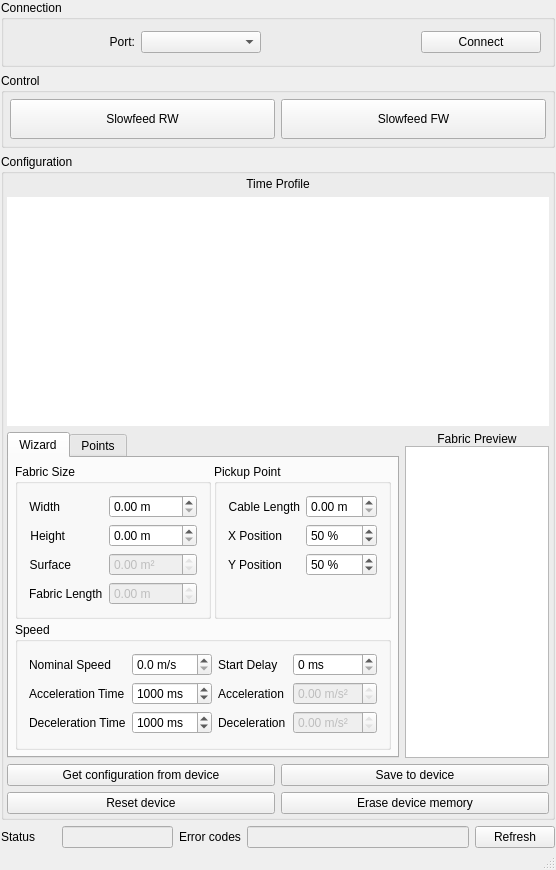
First picture: the form in tools/ABK_config/ABK_config.ui, repository exmachina-dev/ABK-firmware, before the edit.
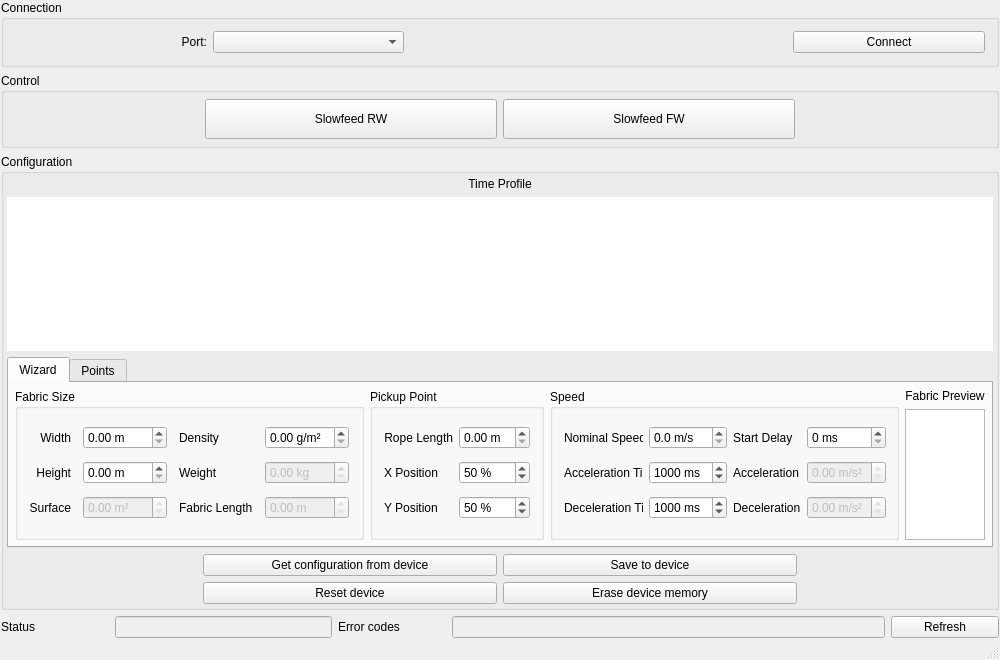
Second picture: the form after the edit. Icons and pictures are not drawn.

```diff
--- a/tools/ABK_config/ABK_config.ui
+++ b/tools/ABK_config/ABK_config.ui
@@ -5,18 +5,21 @@
   <property name="windowModality">
    <enum>Qt::NonModal</enum>
   </property>
+  <property name="enabled">
+   <bool>true</bool>
+  </property>
   <property name="geometry">
    <rect>
     <x>0</x>
     <y>0</y>
-    <width>556</width>
-    <height>870</height>
+    <width>1000</width>
+    <height>660</height>
    </rect>
   </property>
   <property name="minimumSize">
    <size>
-    <width>555</width>
-    <height>870</height>
+    <width>1000</width>
+    <height>620</height>
    </size>
   </property>
   <property name="palette">
@@ -65,7 +68,7 @@
         <property name="title">
          <string>Connection</string>
         </property>
-        <layout class="QHBoxLayout" name="horizontalLayout">
+        <layout class="QHBoxLayout" name="horizontalLayout" stretch="1,1,2,1">
          <item>
           <widget class="QLabel" name="portLabel">
            <property name="minimumSize">
@@ -122,7 +125,7 @@
         <property name="title">
          <string>Control</string>
         </property>
-        <layout class="QHBoxLayout" name="horizontalLayout_2">
+        <layout class="QHBoxLayout" name="horizontalLayout_2" stretch="2,3,3,2">
          <property name="leftMargin">
           <number>6</number>
          </property>
@@ -135,6 +138,19 @@
          <property name="bottomMargin">
           <number>6</number>
          </property>
+         <item>
+          <spacer name="horizontalSpacer_2">
+           <property name="orientation">
+            <enum>Qt::Horizontal</enum>
+           </property>
+           <property name="sizeHint" stdset="0">
+            <size>
+             <width>40</width>
+             <height>20</height>
+            </size>
+           </property>
+          </spacer>
+         </item>
          <item>
           <widget class="QPushButton" name="slowfeedRewindButton">
            <property name="sizePolicy">
@@ -173,6 +189,19 @@
            </property>
           </widget>
          </item>
+         <item>
+          <spacer name="horizontalSpacer_3">
+           <property name="orientation">
+            <enum>Qt::Horizontal</enum>
+           </property>
+           <property name="sizeHint" stdset="0">
+            <size>
+             <width>40</width>
+             <height>20</height>
+            </size>
+           </property>
+          </spacer>
+         </item>
         </layout>
        </widget>
       </item>
@@ -186,7 +215,7 @@
         </property>
         <property name="minimumSize">
          <size>
-          <width>450</width>
+          <width>850</width>
           <height>0</height>
          </size>
         </property>
@@ -207,9 +236,18 @@
           <number>3</number>
          </property>
          <item>
-          <layout class="QGridLayout" name="gridLayout_7" rowstretch="1,1000">
+          <layout class="QGridLayout" name="gridLayout_7" rowstretch="0,0">
+           <property name="horizontalSpacing">
+            <number>6</number>
+           </property>
            <item row="0" column="0">
             <widget class="QLabel" name="label">
+             <property name="sizePolicy">
+              <sizepolicy hsizetype="Preferred" vsizetype="Preferred">
+               <horstretch>0</horstretch>
+               <verstretch>0</verstretch>
+              </sizepolicy>
+             </property>
              <property name="text">
               <string>Time Profile</string>
              </property>
@@ -287,7 +325,7 @@
              <property name="minimumSize">
               <size>
                <width>0</width>
-               <height>286</height>
+               <height>50</height>
               </size>
              </property>
              <property name="currentIndex">
@@ -303,7 +341,7 @@
               <property name="minimumSize">
                <size>
                 <width>0</width>
-                <height>257</height>
+                <height>100</height>
                </size>
               </property>
               <property name="accessibleName">
@@ -312,7 +350,7 @@
               <attribute name="title">
                <string>Wizard</string>
               </attribute>
-              <layout class="QGridLayout" name="gridLayout_8" columnstretch="1,1">
+              <layout class="QGridLayout" name="gridLayout_8">
                <property name="leftMargin">
                 <number>6</number>
                </property>
@@ -326,110 +364,43 @@
                 <number>6</number>
                </property>
                <property name="spacing">
-                <number>3</number>
+                <number>6</number>
                </property>
-               <item row="1" column="1">
-                <widget class="QGroupBox" name="pickupPointGroupBox">
-                 <property name="sizePolicy">
-                  <sizepolicy hsizetype="Preferred" vsizetype="MinimumExpanding">
-                   <horstretch>0</horstretch>
-                   <verstretch>0</verstretch>
-                  </sizepolicy>
+               <item row="0" column="6">
+                <widget class="QLabel" name="label_2">
+                 <property name="text">
+                  <string>Fabric Preview</string>
                  </property>
-                 <property name="minimumSize">
-                  <size>
-                   <width>0</width>
-                   <height>132</height>
-                  </size>
+                 <property name="alignment">
+                  <set>Qt::AlignCenter</set>
                  </property>
-                 <property name="title">
-                  <string>Pickup Point</string>
+                </widget>
+               </item>
+               <item row="1" column="6">
+                <widget class="QGraphicsView" name="fabricView">
+                 <property name="focusPolicy">
+                  <enum>Qt::NoFocus</enum>
                  </property>
-                 <layout class="QFormLayout" name="formLayout_2">
-                  <item row="1" column="0">
-                   <widget class="QLabel" name="pickupPointXLabel">
-                    <property name="text">
-                     <string>X Position</string>
-                    </property>
-                   </widget>
-                  </item>
-                  <item row="1" column="1">
-                   <widget class="QSpinBox" name="pickupPointXSpinBox">
-                    <property name="suffix">
-                     <string> %</string>
-                    </property>
-                    <property name="prefix">
-                     <string/>
-                    </property>
-                    <property name="maximum">
-                     <number>100</number>
-                    </property>
-                    <property name="singleStep">
-                     <number>5</number>
-                    </property>
-                    <property name="value">
-                     <number>50</number>
-                    </property>
-                   </widget>
-                  </item>
-                  <item row="2" column="1">
-                   <widget class="QSpinBox" name="pickupPointYSpinBox">
-                    <property name="suffix">
-                     <string> %</string>
-                    </property>
-                    <property name="maximum">
-                     <number>100</number>
-                    </property>
-                    <property name="singleStep">
-                     <number>5</number>
-                    </property>
-                    <property name="value">
-                     <number>50</number>
-                    </property>
-                   </widget>
-                  </item>
-                  <item row="2" column="0">
-                   <widget class="QLabel" name="pickupPointYLabel">
-                    <property name="text">
-                     <string>Y Position</string>
-                    </property>
-                   </widget>
-                  </item>
-                  <item row="0" column="1">
-                   <widget class="QDoubleSpinBox" name="cableLengthDoubleSpinBox">
-                    <property name="suffix">
-                     <string> m</string>
-                    </property>
-                    <property name="maximum">
-                     <double>50.000000000000000</double>
-                    </property>
-                   </widget>
-                  </item>
-                  <item row="0" column="0">
-                   <widget class="QLabel" name="cableLengthLabel">
-                    <property name="text">
-                     <string>Cable Length</string>
-                    </property>
-                    <property name="alignment">
-                     <set>Qt::AlignRight|Qt::AlignTrailing|Qt::AlignVCenter</set>
-                    </property>
-                   </widget>
-                  </item>
-                 </layout>
+                 <property name="lineWidth">
+                  <number>2</number>
+                 </property>
+                 <property name="verticalScrollBarPolicy">
+                  <enum>Qt::ScrollBarAlwaysOff</enum>
+                 </property>
+                 <property name="horizontalScrollBarPolicy">
+                  <enum>Qt::ScrollBarAlwaysOff</enum>
+                 </property>
+                 <property name="sizeAdjustPolicy">
+                  <enum>QAbstractScrollArea::AdjustToContents</enum>
+                 </property>
                 </widget>
                </item>
-               <item row="2" column="0" colspan="2">
+               <item row="0" column="5" rowspan="2">
                 <widget class="QGroupBox" name="speedGroupBox">
-                 <property name="sizePolicy">
-                  <sizepolicy hsizetype="Preferred" vsizetype="MinimumExpanding">
-                   <horstretch>0</horstretch>
-                   <verstretch>0</verstretch>
-                  </sizepolicy>
-                 </property>
                  <property name="minimumSize">
                   <size>
                    <width>0</width>
-                   <height>110</height>
+                   <height>100</height>
                   </size>
                  </property>
                  <property name="title">
@@ -571,24 +542,112 @@
                  </layout>
                 </widget>
                </item>
-               <item row="1" column="0">
+               <item row="0" column="4" rowspan="2">
+                <widget class="QGroupBox" name="pickupPointGroupBox">
+                 <property name="minimumSize">
+                  <size>
+                   <width>0</width>
+                   <height>100</height>
+                  </size>
+                 </property>
+                 <property name="title">
+                  <string>Pickup Point</string>
+                 </property>
+                 <layout class="QGridLayout" name="gridLayout_4">
+                  <property name="horizontalSpacing">
+                   <number>6</number>
+                  </property>
+                  <item row="0" column="0">
+                   <widget class="QLabel" name="cableLengthLabel">
+                    <property name="text">
+                     <string>Rope Length</string>
+                    </property>
+                    <property name="alignment">
+                     <set>Qt::AlignRight|Qt::AlignTrailing|Qt::AlignVCenter</set>
+                    </property>
+                   </widget>
+                  </item>
+                  <item row="0" column="1">
+                   <widget class="QDoubleSpinBox" name="cableLengthDoubleSpinBox">
+                    <property name="suffix">
+                     <string> m</string>
+                    </property>
+                    <property name="maximum">
+                     <double>50.000000000000000</double>
+                    </property>
+                   </widget>
+                  </item>
+                  <item row="1" column="0">
+                   <widget class="QLabel" name="pickupPointXLabel">
+                    <property name="text">
+                     <string>X Position</string>
+                    </property>
+                   </widget>
+                  </item>
+                  <item row="1" column="1">
+                   <widget class="QSpinBox" name="pickupPointXSpinBox">
+                    <property name="suffix">
+                     <string> %</string>
+                    </property>
+                    <property name="prefix">
+                     <string/>
+                    </property>
+                    <property name="maximum">
+                     <number>100</number>
+                    </property>
+                    <property name="singleStep">
+                     <number>5</number>
+                    </property>
+                    <property name="value">
+                     <number>50</number>
+                    </property>
+                   </widget>
+                  </item>
+                  <item row="2" column="0">
+                   <widget class="QLabel" name="pickupPointYLabel">
+                    <property name="text">
+                     <string>Y Position</string>
+                    </property>
+                   </widget>
+                  </item>
+                  <item row="2" column="1">
+                   <widget class="QSpinBox" name="pickupPointYSpinBox">
+                    <property name="suffix">
+                     <string> %</string>
+                    </property>
+                    <property name="maximum">
+                     <number>100</number>
+                    </property>
+                    <property name="singleStep">
+                     <number>5</number>
+                    </property>
+                    <property name="value">
+                     <number>50</number>
+                    </property>
+                   </widget>
+                  </item>
+                 </layout>
+                </widget>
+               </item>
+               <item row="0" column="1" rowspan="2">
                 <widget class="QGroupBox" name="fabricSizeGroupBox">
-                 <property name="sizePolicy">
-                  <sizepolicy hsizetype="Preferred" vsizetype="MinimumExpanding">
-                   <horstretch>0</horstretch>
-                   <verstretch>0</verstretch>
-                  </sizepolicy>
-                 </property>
-                 <property name="minimumSize">
-                  <size>
-                   <width>0</width>
-                   <height>132</height>
-                  </size>
-                 </property>
                  <property name="title">
                   <string>Fabric Size</string>
                  </property>
-                 <layout class="QFormLayout" name="formLayout">
+                 <layout class="QGridLayout" name="gridLayout_2" columnstretch="1,1,1,1">
+                  <property name="horizontalSpacing">
+                   <number>12</number>
+                  </property>
+                  <property name="verticalSpacing">
+                   <number>6</number>
+                  </property>
+                  <item row="0" column="2">
+                   <widget class="QLabel" name="fabricGrammageLabel">
+                    <property name="text">
+                     <string>Density</string>
+                    </property>
+                   </widget>
+                  </item>
                   <item row="0" column="0">
                    <widget class="QLabel" name="fabricWidthLabel">
                     <property name="text">
@@ -609,6 +668,16 @@
                     </property>
                    </widget>
                   </item>
+                  <item row="2" column="0">
+                   <widget class="QLabel" name="fabricSurfaceLabel">
+                    <property name="text">
+                     <string>Surface</string>
+                    </property>
+                    <property name="alignment">
+                     <set>Qt::AlignRight|Qt::AlignTrailing|Qt::AlignVCenter</set>
+                    </property>
+                   </widget>
+                  </item>
                   <item row="1" column="0">
                    <widget class="QLabel" name="fabricHeighLabel">
                     <property name="text">
@@ -629,23 +698,6 @@
                     </property>
                    </widget>
                   </item>
-                  <item row="2" column="0">
-                   <widget class="QLabel" name="fabricSurfaceLabel">
-                    <property name="text">
-                     <string>Surface</string>
-                    </property>
-                    <property name="alignment">
-                     <set>Qt::AlignRight|Qt::AlignTrailing|Qt::AlignVCenter</set>
-                    </property>
-                   </widget>
-                  </item>
-                  <item row="3" column="0">
-                   <widget class="QLabel" name="fabricLengthLabel">
-                    <property name="text">
-                     <string>Fabric Length</string>
-                    </property>
-                   </widget>
-                  </item>
                   <item row="2" column="1">
                    <widget class="QDoubleSpinBox" name="fabricSurfaceDoubleSpinBox">
                     <property name="enabled">
@@ -668,7 +720,34 @@
                     </property>
                    </widget>
                   </item>
-                  <item row="3" column="1">
+                  <item row="0" column="3">
+                   <widget class="QDoubleSpinBox" name="fabricDensityDoubleSpinBox">
+                    <property name="suffix">
+                     <string> g/m²</string>
+                    </property>
+                    <property name="maximum">
+                     <double>999.899999999999977</double>
+                    </property>
+                   </widget>
+                  </item>
+                  <item row="1" column="3">
+                   <widget class="QDoubleSpinBox" name="fabricWeightDoubleSpinBox">
+                    <property name="enabled">
+                     <bool>false</bool>
+                    </property>
+                    <property name="suffix">
+                     <string> kg</string>
+                    </property>
+                   </widget>
+                  </item>
+                  <item row="1" column="2">
+                   <widget class="QLabel" name="fabricWeightLabel">
+                    <property name="text">
+                     <string>Weight</string>
+                    </property>
+                   </widget>
+                  </item>
+                  <item row="2" column="3">
                    <widget class="QDoubleSpinBox" name="fabricLengthDoubleSpinBox">
                     <property name="enabled">
                      <bool>false</bool>
@@ -690,6 +769,13 @@
                     </property>
                    </widget>
                   </item>
+                  <item row="2" column="2">
+                   <widget class="QLabel" name="fabricLengthLabel">
+                    <property name="text">
+                     <string>Fabric Length</string>
+                    </property>
+                   </widget>
+                  </item>
                  </layout>
                 </widget>
                </item>
@@ -891,74 +977,41 @@
              </widget>
             </widget>
            </item>
-           <item>
-            <layout class="QVBoxLayout" name="verticalLayout_2" stretch="1,50">
-             <property name="spacing">
-              <number>0</number>
-             </property>
-             <item>
-              <widget class="QLabel" name="label_2">
-               <property name="text">
-                <string>Fabric Preview</string>
-               </property>
-               <property name="alignment">
-                <set>Qt::AlignCenter</set>
-               </property>
-              </widget>
-             </item>
-             <item>
-              <widget class="QGraphicsView" name="fabricView">
-               <property name="lineWidth">
-                <number>2</number>
-               </property>
-               <property name="verticalScrollBarPolicy">
-                <enum>Qt::ScrollBarAlwaysOff</enum>
-               </property>
-               <property name="horizontalScrollBarPolicy">
-                <enum>Qt::ScrollBarAlwaysOff</enum>
-               </property>
-               <property name="sizeAdjustPolicy">
-                <enum>QAbstractScrollArea::AdjustToContents</enum>
-               </property>
-              </widget>
-             </item>
-            </layout>
-           </item>
           </layout>
          </item>
          <item>
-          <layout class="QGridLayout" name="gridLayout_5">
+          <layout class="QGridLayout" name="gridLayout_5" columnstretch="2,3,3,2">
            <property name="topMargin">
             <number>0</number>
            </property>
            <property name="horizontalSpacing">
             <number>6</number>
            </property>
-           <item row="0" column="0">
-            <widget class="QPushButton" name="getConfigButton">
-             <property name="styleSheet">
-              <string notr="true"/>
-             </property>
-             <property name="text">
-              <string>Get configuration from device</string>
-             </property>
-            </widget>
-           </item>
-           <item row="0" column="1">
+           <item row="0" column="2">
             <widget class="QPushButton" name="saveConfigButton">
              <property name="text">
               <string>Save to device</string>
              </property>
             </widget>
            </item>
-           <item row="1" column="0">
+           <item row="0" column="1">
+            <widget class="QPushButton" name="getConfigButton">
+             <property name="styleSheet">
+              <string notr="true"/>
+             </property>
+             <property name="text">
+              <string>Get configuration from device</string>
+             </property>
+            </widget>
+           </item>
+           <item row="1" column="1">
             <widget class="QPushButton" name="resetButton">
              <property name="text">
               <string>Reset device</string>
              </property>
             </widget>
            </item>
-           <item row="1" column="1">
+           <item row="1" column="2">
             <widget class="QPushButton" name="eraseButton">
              <property name="text">
               <string>Erase device memory</string>
@@ -968,6 +1021,32 @@
              </property>
             </widget>
            </item>
+           <item row="1" column="0">
+            <spacer name="horizontalSpacer_4">
+             <property name="orientation">
+              <enum>Qt::Horizontal</enum>
+             </property>
+             <property name="sizeHint" stdset="0">
+              <size>
+               <width>40</width>
+               <height>20</height>
+              </size>
+             </property>
+            </spacer>
+           </item>
+           <item row="1" column="3">
+            <spacer name="horizontalSpacer_5">
+             <property name="orientation">
+              <enum>Qt::Horizontal</enum>
+             </property>
+             <property name="sizeHint" stdset="0">
+              <size>
+               <width>40</width>
+               <height>20</height>
+              </size>
+             </property>
+            </spacer>
+           </item>
           </layout>
          </item>
         </layout>
```
Left out of the diff: 31 changed lines with no effect on the pictures.
